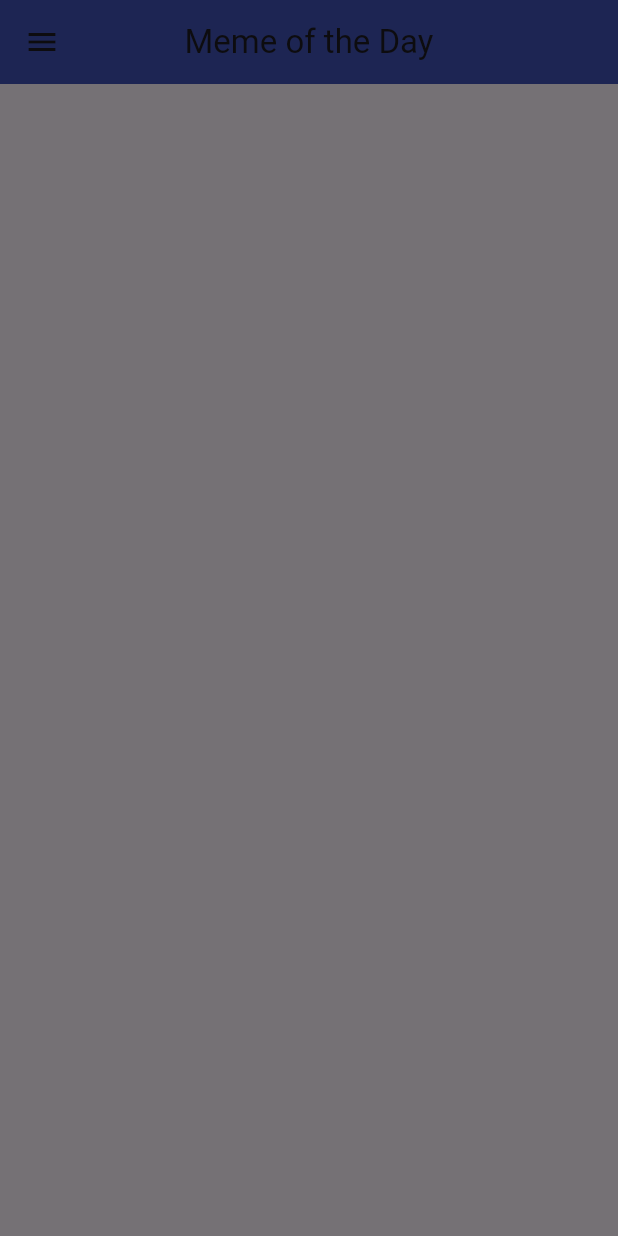
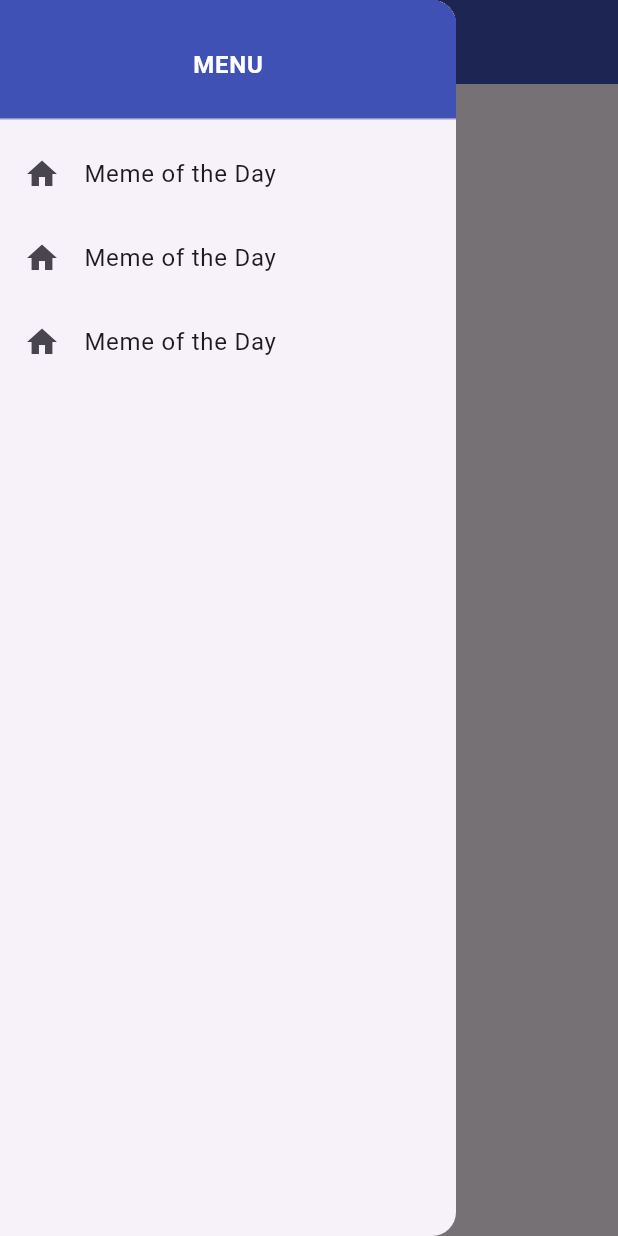
Before and after one commit to natanmuletahunde/meme_generatorapp_flutter, a Flutter app: the screen it shows after launch, with the side drawer open, on a phone screen of 412 x 824 dp. Run offline on Flutter 3.47's test engine with Material 3 defaults, Android fonts, the phone set to English and light mode, and no system bars.

Commit message:
in the nav_drawer file i add the drawer page  and inside it i add the listview inside it

```diff
--- a/my_app/lib/home_page.dart
+++ b/my_app/lib/home_page.dart
@@ -8,11 +8,11 @@ class HomePage extends StatelessWidget {
   Widget build(BuildContext context) {
     return Scaffold(
       appBar: AppBar(
-        title: const Text('Meme of the Day'),
+        title: const Text('Meme of the Day',style: TextStyle(color: Colors.white,fontWeight: FontWeight.bold),),
         backgroundColor:Colors.indigo,
         centerTitle: true,
       ),
-      drawer:const NavDrawer(),
+     drawer:const NavDrawer(),
     );
   }
-}
+  }
--- a/my_app/lib/nav_drawer.dart
+++ b/my_app/lib/nav_drawer.dart
@@ -7,8 +7,45 @@ class NavDrawer extends StatefulWidget {
 }
 
 class _NavDrawerState extends State<NavDrawer> {
+  get title => null;
+
   @override
   Widget build(BuildContext context) {
-    return Container();
+    return  Drawer(
+         child: ListView(
+          padding: EdgeInsets.zero,
+          children: [
+           const  SizedBox(
+              height: 88,
+              child: DrawerHeader(
+                decoration: BoxDecoration(color:Colors.indigo),
+                child: Center(
+                  child: Text('MENU',style: TextStyle(color: Colors.white,fontWeight: FontWeight.bold),),
+                )),
+              ),
+              ListTile(
+                leading: const Icon(Icons.home),
+              title:const Text('Meme of the Day'),
+              onTap: () {
+                 print('hello home');
+              },
+              ),
+              ListTile(
+                leading: const Icon(Icons.home),
+              title:const Text('Meme of the Day'),
+              onTap: () {
+                 print('hello home');
+              },
+              ),
+              ListTile(
+                leading: const Icon(Icons.home),
+              title:const Text('Meme of the Day'),
+              onTap: () {
+                 print('hello home');
+              },
+              ),
+          ],
+         ),
+    );
   }
 }
```
Also changed, not shown: my_app/lib/Creator_page.dart (added).
